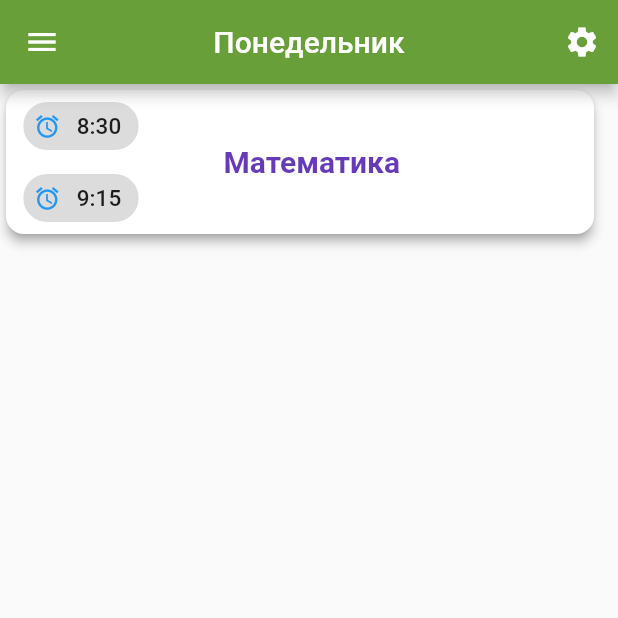
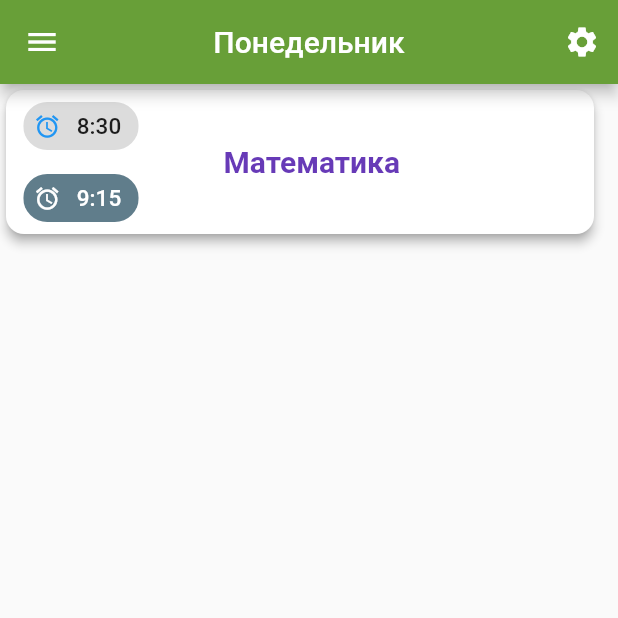
Before and after one commit to RShest22/school-schedule, a Flutter app: the screen it shows after launch, after a tap on "Понедельник", on a phone screen of 412 x 824 dp, the top half of it. Run offline on Flutter 3.47's test engine with Material 2 defaults, Android fonts, the phone set to English and light mode, and no system bars; network calls fail.

Commit message:
second part

```diff
--- a/lib/monday.dart
+++ b/lib/monday.dart
@@ -61,11 +61,13 @@ Column mondayLesson() {
                       ),
                       Chip(
                         label: Text('9:15'),
-                        labelStyle: TextStyle(fontSize: 15),
+                        labelStyle:
+                            TextStyle(fontSize: 15, color: Colors.white),
                         avatar: Icon(
                           Icons.access_alarm,
-                          color: Colors.blue,
+                          color: Colors.white,
                         ),
+                        backgroundColor: Colors.blueGrey,
                       ),
                     ],
                   ),
```
